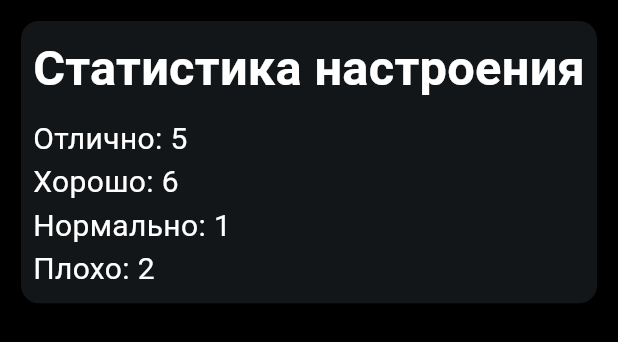
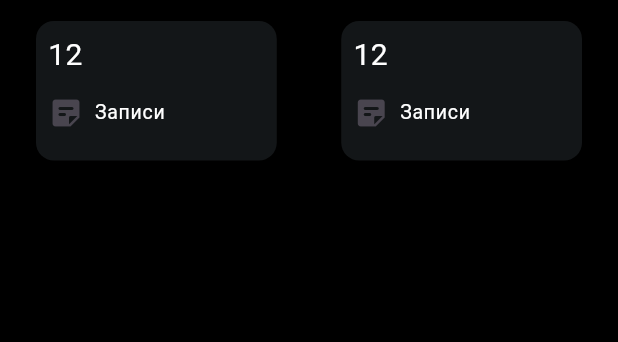
Before and after one commit to MipzZz/daylio_clone, a Flutter app: the StatisticWidget widget shown alone on an empty page, opened directly, on a phone screen of 412 x 824 dp. Shown: the top 342 px of the screen. Run offline on Flutter 3.47's test engine with Material 3 defaults, Android fonts, the phone set to English and light mode, and no system bars; our stand-ins replace drift, flutter_svg; accounts and stored records are empty; generated files the repository leaves out were written again.

Commit message:
Начал верстать statistic screen

```diff
--- a/lib/src/features/statistic/presentation/statistic_screen.dart
+++ b/lib/src/features/statistic/presentation/statistic_screen.dart
@@ -8,27 +8,82 @@ class StatisticWidget extends StatelessWidget {
   @override
   Widget build(BuildContext context) {
     return const Padding(
-      padding: EdgeInsets.all(10.0),
-      child: Card(
+      padding: EdgeInsets.symmetric(horizontal: 20, vertical: 10),
+      child: Row(
+        mainAxisSize: MainAxisSize.min,
+        mainAxisAlignment: MainAxisAlignment.center,
+        children: [
+          Flexible(flex: 1,child: _NotesCountCard()),
+          SizedBox(width: 35),
+          Flexible(flex: 1,child: _AverageMoodCard()),
+        ],
+      ),
+    );
+  }
+}
+
+class _NotesCountCard extends StatelessWidget {
+  const _NotesCountCard({
+    super.key,
+  });
+
+  @override
+  Widget build(BuildContext context) {
+    return const Card(
       color: AppColors.listBackground,
       child: Padding(
-          padding: EdgeInsets.all(8.0),
+        padding: EdgeInsets.symmetric(horizontal: 8, vertical: 8),
         child: Column(
           mainAxisSize: MainAxisSize.min,
           crossAxisAlignment: CrossAxisAlignment.start,
           children: [
-              FittedBox(
-                child: Text('Статистика настроения', style: TextStyle(fontWeight: FontWeight.bold, fontSize: 45),),
+            Text(
+              '12',
+              style: AppTextStyle.statisticText,
             ),
-              SizedBox(height: 10),
-              Text('Отлично: 5', style: AppTextStyle.statisticText,),
-              Text('Хорошо: 6', style: AppTextStyle.statisticText,),
-              Text('Нормально: 1', style: AppTextStyle.statisticText,),
-              Text('Плохо: 2', style: AppTextStyle.statisticText,),
+            ListTile(
+              leading: Icon(Icons.sticky_note_2_rounded),
+              title: Text('Записи', style: TextStyle(color: Colors.white),),
+              dense: true,
+              contentPadding: EdgeInsets.zero,
+              horizontalTitleGap: 7,
+            )
           ],
-          ),
         ),
       ),
     );
   }
 }
+
+class _AverageMoodCard extends StatelessWidget {
+  const _AverageMoodCard({
+    super.key,
+  });
+
+  @override
+  Widget build(BuildContext context) {
+    return const Card(
+      color: AppColors.listBackground,
+      child: Padding(
+        padding: EdgeInsets.all(8.0),
+        child: Column(
+          crossAxisAlignment: CrossAxisAlignment.start,
+          mainAxisSize: MainAxisSize.min,
+          children: [
+            Text(
+              '12',
+              style: AppTextStyle.statisticText,
+            ),
+            ListTile(
+              leading: Icon(Icons.sticky_note_2_rounded),
+              title: Text('Записи', style: TextStyle(color: Colors.white),),
+              dense: true,
+              contentPadding: EdgeInsets.zero,
+              horizontalTitleGap: 7,
+            )
+          ],
+        ),
+      ),
+    );
+  }
+}
```
Lines whose indentation alone changed are shown as unchanged.
